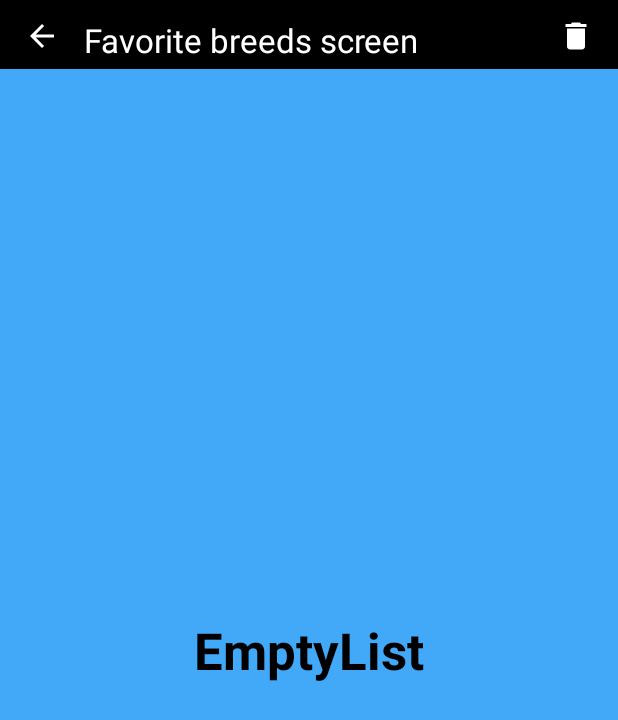
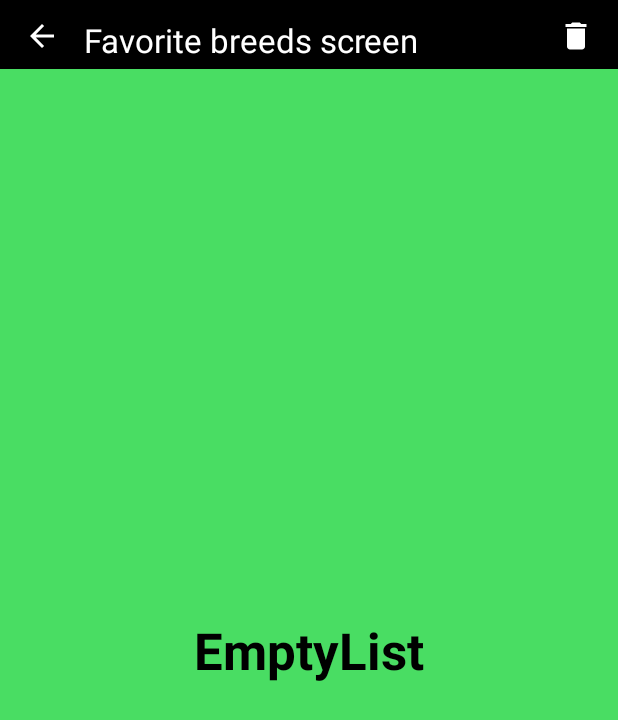
Before and after one commit to Dangerous875/FirebaseTP2024, an Android app built with Jetpack Compose: the FavoritesScreen screen opened through its navigation route, on a phone screen of 412 x 824 dp. Shown: the top 720 px of the screen. Run offline under Robolectric (Android 15) with nearby library versions, the phone set to English and light mode, and no system bars; our stand-ins replace Dagger/Hilt's generated code; network calls fail; pictures from the network do not load.

```diff
--- a/app/src/main/java/com/tp/spotidogs/MainActivity.kt
+++ b/app/src/main/java/com/tp/spotidogs/MainActivity.kt
@@ -3,7 +3,6 @@ package com.tp.spotidogs
 import android.os.Bundle
 import androidx.activity.ComponentActivity
 import androidx.activity.compose.setContent
-import androidx.activity.enableEdgeToEdge
 import androidx.navigation.compose.NavHost
 import androidx.navigation.compose.composable
 import androidx.navigation.compose.rememberNavController
@@ -28,7 +27,6 @@ import dagger.hilt.android.AndroidEntryPoint
 class MainActivity : ComponentActivity() {
     override fun onCreate(savedInstanceState: Bundle?) {
         super.onCreate(savedInstanceState)
-        enableEdgeToEdge()
         setContent {
             val navController = rememberNavController()
             NavHost(navController = navController, startDestination = LoginScreenRoute) {
--- a/app/src/main/java/com/tp/spotidogs/ui/screens/authenticationScreen/AuthenticationScreen.kt
+++ b/app/src/main/java/com/tp/spotidogs/ui/screens/authenticationScreen/AuthenticationScreen.kt
@@ -30,6 +30,7 @@ import androidx.compose.ui.text.font.FontWeight
 import androidx.compose.ui.unit.dp
 import androidx.compose.ui.unit.sp
 import androidx.navigation.NavController
+import com.tp.spotidogs.data.navigation.HomeScreenRoute
 import com.tp.spotidogs.ui.theme.Black
 import com.tp.spotidogs.ui.theme.SelectedField
 import com.tp.spotidogs.ui.theme.UnselectedField
@@ -82,7 +83,7 @@ fun AuthenticationScreen(navController: NavController) {
             )
         )
         Spacer(Modifier.height(48.dp))
-        Button(onClick = {
+        Button(onClick = { navController.navigate(HomeScreenRoute)
 //            if (email.isNotBlank() && password.isNotBlank()){
 //                auth.signInWithEmailAndPassword(email, password).addOnCompleteListener { task ->
 //                    if (task.isSuccessful) {
--- a/app/src/main/java/com/tp/spotidogs/ui/screens/favoriteScreen/FavoritesScreen.kt
+++ b/app/src/main/java/com/tp/spotidogs/ui/screens/favoriteScreen/FavoritesScreen.kt
@@ -3,6 +3,7 @@ package com.tp.spotidogs.ui.screens.favoriteScreen
 import android.content.Context
 import android.widget.Toast
 import androidx.activity.compose.BackHandler
+import androidx.compose.foundation.BorderStroke
 import androidx.compose.foundation.Image
 import androidx.compose.foundation.background
 import androidx.compose.foundation.layout.Box
@@ -51,6 +52,8 @@ import com.tp.spotidogs.data.navigation.MainScreenRoute
 import com.tp.spotidogs.domain.model.Dog
 import com.tp.spotidogs.ui.components.ShowLoading
 import com.tp.spotidogs.ui.screens.favoriteScreen.viewmodel.FavoriteScreenViewModel
+import com.tp.spotidogs.ui.theme.Black
+import com.tp.spotidogs.ui.theme.Green
 
 @Composable
 fun FavoritesScreen(
@@ -74,7 +77,10 @@ fun FavoritesScreen(
                 modifier = Modifier
                     .fillMaxSize()
                     .padding(top = 46.dp)
-                    .background(color = Color(0xFF42A8F8), shape = RoundedCornerShape(0.dp)),
+                    .background(
+                        color = Green,
+                        shape = RoundedCornerShape(0.dp)
+                    ),
                 contentAlignment = Alignment.Center
             ) {
                 Text(text = "EmptyList", fontWeight = FontWeight.Bold, fontSize = 34.sp)
@@ -84,7 +90,7 @@ fun FavoritesScreen(
                 modifier = Modifier
                     .fillMaxSize()
                     .padding(top = 42.dp)
-                    .background(color = Color(0xFF42A8F8), shape = RoundedCornerShape(0.dp))
+                    .background(color = Green, shape = RoundedCornerShape(0.dp))
             ) {
                 items(dogList) { dog ->
                     CardDog(dog, viewModel)
@@ -212,7 +218,7 @@ fun CardDog(dog: Dog, viewModel: FavoriteScreenViewModel) {
         colors = CardDefaults.cardColors(
             containerColor = Color.White,
             contentColor = Color.Black
-        )
+        ), border = BorderStroke(4.dp, Black)
     ) {
         Box(modifier = Modifier.fillMaxSize()) {
             Image(
--- a/app/src/main/java/com/tp/spotidogs/ui/screens/loginScreen/LoginScreen.kt
+++ b/app/src/main/java/com/tp/spotidogs/ui/screens/loginScreen/LoginScreen.kt
@@ -1,5 +1,7 @@
 package com.tp.spotidogs.ui.screens.loginScreen
 
+import android.app.Activity
+import androidx.activity.compose.BackHandler
 import androidx.compose.foundation.Image
 import androidx.compose.foundation.background
 import androidx.compose.foundation.clickable
@@ -23,6 +25,7 @@ import androidx.compose.ui.Modifier
 import androidx.compose.ui.draw.clip
 import androidx.compose.ui.graphics.Brush
 import androidx.compose.ui.graphics.Color
+import androidx.compose.ui.platform.LocalContext
 import androidx.compose.ui.res.painterResource
 import androidx.compose.ui.res.stringResource
 import androidx.compose.ui.text.font.FontWeight
@@ -39,6 +42,7 @@ import com.tp.spotidogs.ui.theme.Green
 
 @Composable
 fun LoginScreen(navController: NavHostController) {
+    val activity = LocalContext.current as Activity
     Column(
         modifier = Modifier
             .fillMaxSize()
@@ -89,7 +93,7 @@ fun LoginScreen(navController: NavHostController) {
 
         Spacer(modifier = Modifier.size(8.dp))
 
-        ButtonLogin(R.drawable.ic_facebook, R.string.Facebook) {/*TODO*/ }
+        ButtonLogin(R.drawable.ic_facebook, R.string.Facebook) {throw RuntimeException("Explotar") }
 
         Spacer(modifier = Modifier.size(24.dp))
 
@@ -103,6 +107,10 @@ fun LoginScreen(navController: NavHostController) {
 
         Spacer(modifier = Modifier.weight(1f))
 
+    }
+
+    BackHandler {
+        activity.finish()
     }
 
 }
--- a/build.gradle.kts
+++ b/build.gradle.kts
@@ -6,4 +6,7 @@ plugins {
     alias(libs.plugins.ksp) apply false
     alias(libs.plugins.kover) apply false
     alias(libs.plugins.ktlint) apply false
+    alias(libs.plugins.googleServices) apply false
+    alias(libs.plugins.crashlytics) apply false
+
 }
```
Also changed, not shown: app/build.gradle.kts (+7 -0 lines), app/src/main/java/com/tp/spotidogs/ui/screens/homeScreen/HomeScreen.kt (+8 -11 lines), app/src/main/java/com/tp/spotidogs/ui/screens/mainDogsScreen/MainScreen.kt (+5 -2 lines), gradle/libs.versions.toml (+10 -0 lines), 1 other file.
